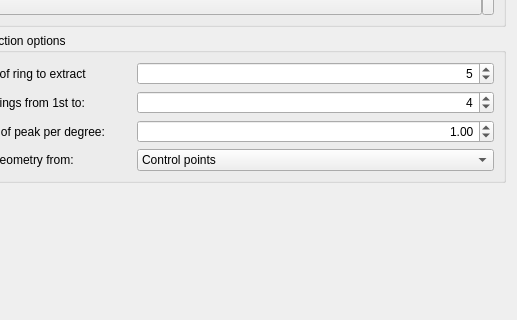
silx-kit/pyFAI, file src/pyFAI/resources/gui/calibration-peakpicking.ui: the form before one commit; both pictures show x 261 to 778 and y 236 to 556 of the 778 by 640 pixel window.
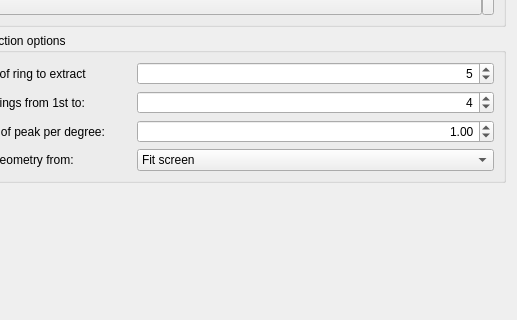
The form after the commit. Custom widgets are drawn as their Qt base class.

Commit message:
[calib2] default geometry source for ring extraction
This PR changes the default geometry source for re-extracting a ring

What changed in the file:
```diff
--- a/src/pyFAI/resources/gui/calibration-peakpicking.ui
+++ b/src/pyFAI/resources/gui/calibration-peakpicking.ui
@@ -157,6 +157,9 @@
           </item>
           <item row="4" column="1" colspan="2">
            <widget class="QComboBox" name="_geometrySource">
+            <property name="currentIndex">
+             <number>1</number>
+            </property>
             <item>
              <property name="text">
               <string>Control points</string>
```
Left out of the diff: 11 changed lines with no effect on the pictures.
